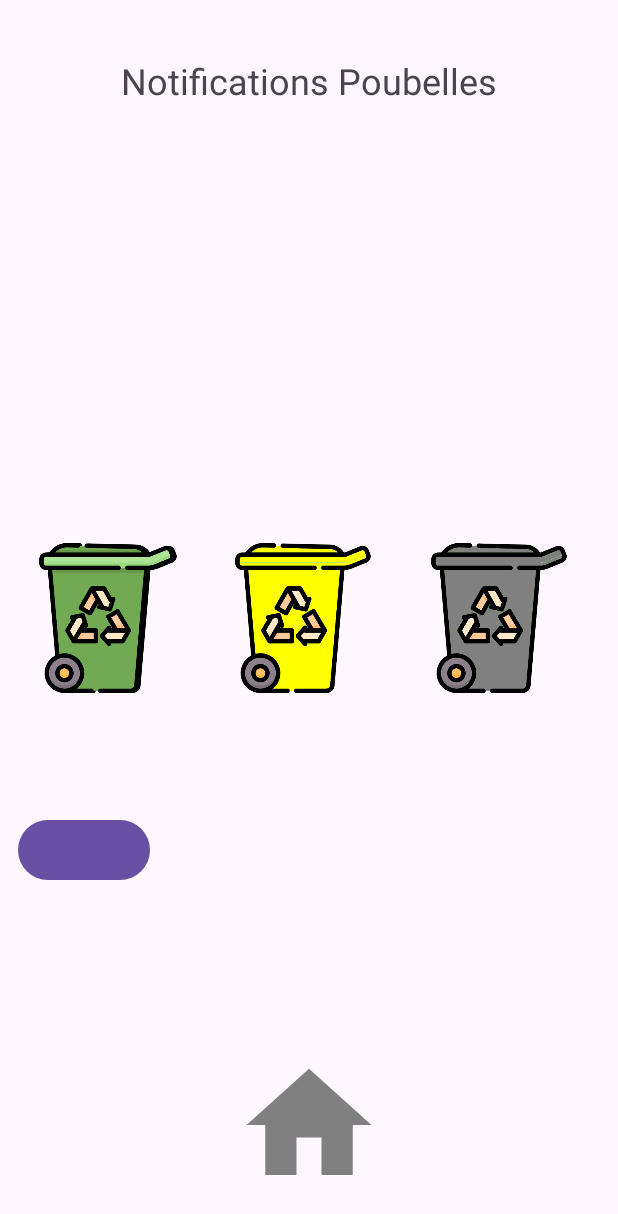
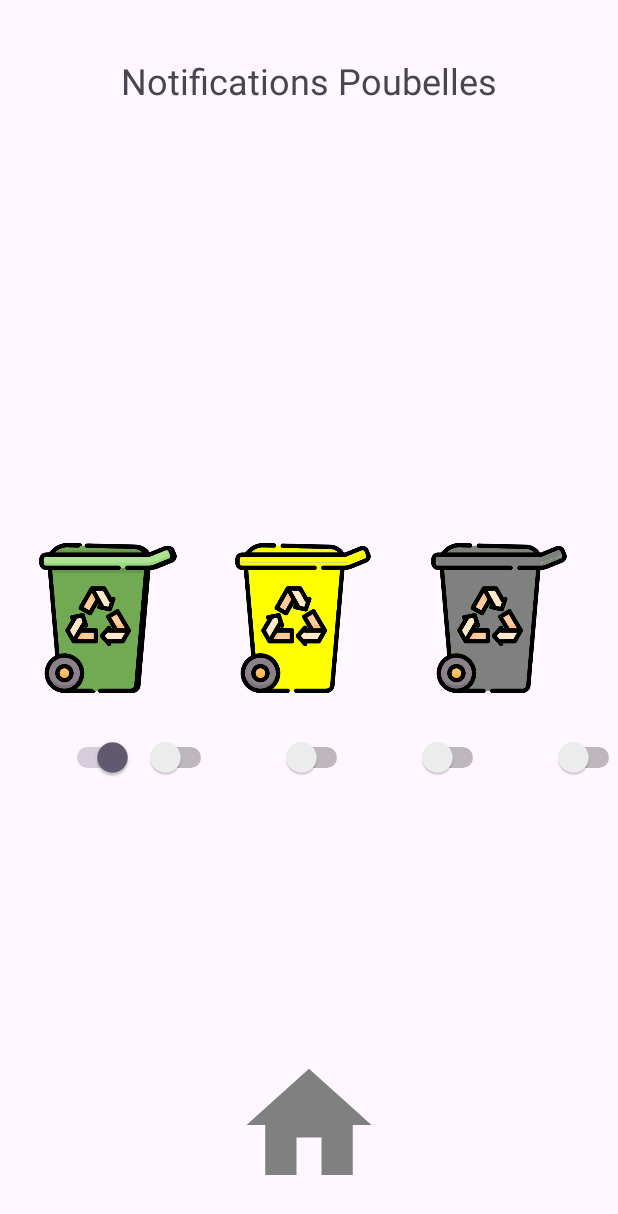
Before and after one commit to btssn-lasalle-84/domotifications-2024, an Android app: the FenetrePoubelle screen opened directly, with no data from a screen before it, on a phone screen of 412 x 824 dp. Shown: the top 1214 px of the screen. Run offline under Robolectric (Android 15) with nearby library versions, the phone set to English and light mode, and no system bars.

Commit message:
Exemple d'activation avec des boutons Switch

```diff
--- a/domotifications-android/Domotifications/app/src/main/java/com/lasalle/domotifications/BaseDeDonnees.java
+++ b/domotifications-android/Domotifications/app/src/main/java/com/lasalle/domotifications/BaseDeDonnees.java
@@ -14,6 +14,7 @@ import static com.lasalle.domotifications.FenetrePoubelle.NB_COULEURS_POUBELLE;
 import android.content.ContentValues;
 import android.content.Context;
 import android.database.Cursor;
+import android.database.SQLException;
 import android.database.sqlite.SQLiteConstraintException;
 import android.database.sqlite.SQLiteDatabase;
 import android.database.sqlite.SQLiteException;
@@ -91,7 +92,7 @@ public class BaseDeDonnees extends SQLiteOpenHelper
     }
 
     /**
-     * @brief Renvoie un vecteur de string contenant le noms des participants enregistrés
+     * @brief Renvoie un vecteur de string contenant le noms des modules
      */
     public Vector<String> getNomModules()
     {
@@ -109,6 +110,33 @@ public class BaseDeDonnees extends SQLiteOpenHelper
         curseur.close();
 
         return listeNomModules;
+    }
+
+    /**
+     * @brief Renvoie un vecteur de Module contenant le poubelles
+     */
+    public Vector<Module> getPoubelles()
+    {
+        Log.d(TAG, "getPoubelles()");
+
+        Cursor curseur =
+          sqlite.rawQuery("SELECT * FROM modules WHERE modules.idTypesModules='2';", null);
+        Vector<Module> listeModules = new Vector<Module>();
+        while(curseur.moveToNext())
+        {
+            String id     = curseur.getString(curseur.getColumnIndexOrThrow("id"));
+            String nom    = curseur.getString(curseur.getColumnIndexOrThrow("nom"));
+            String actif  = curseur.getString(curseur.getColumnIndexOrThrow("actif"));
+            Module module = new Module(Integer.parseInt(id),
+                                       nom,
+                                       Module.TypeModule.Poubelle,
+                                       (Integer.parseInt(actif) == 1 ? true : false),
+                                       false);
+            listeModules.add(module);
+        }
+        curseur.close();
+
+        return listeModules;
     }
 
     /**
@@ -139,8 +167,8 @@ public class BaseDeDonnees extends SQLiteOpenHelper
         Log.d(TAG, "getNbModulesPoubelles()");
 
         Cursor curseur = sqlite.rawQuery(
-                "SELECT COUNT(*) AS NbPoubelles FROM modules WHERE modules.idTypesModules='2';",
-                null);
+          "SELECT COUNT(*) AS NbPoubelles FROM modules WHERE modules.idTypesModules='2';",
+          null);
 
         int nbPoubelles = 0;
         if(curseur.moveToFirst())
@@ -233,11 +261,11 @@ public class BaseDeDonnees extends SQLiteOpenHelper
         sqlite.execSQL(
           "INSERT INTO modules (nom, idTypesModules, actif, idDomotifications) VALUES ('verte', 2, 0, 1);");
         sqlite.execSQL(
-                "INSERT INTO modules (nom, idTypesModules, actif, idDomotifications) VALUES ('jaune', 2, 0, 1);");
+          "INSERT INTO modules (nom, idTypesModules, actif, idDomotifications) VALUES ('jaune', 2, 0, 1);");
         sqlite.execSQL(
-                "INSERT INTO modules (nom, idTypesModules, actif, idDomotifications) VALUES ('grise', 2, 0, 1);");
+          "INSERT INTO modules (nom, idTypesModules, actif, idDomotifications) VALUES ('grise', 2, 0, 1);");
         sqlite.execSQL(
-                "INSERT INTO modules (nom, idTypesModules, actif, idDomotifications) VALUES ('rouge', 2, 0, 1);");
+          "INSERT INTO modules (nom, idTypesModules, actif, idDomotifications) VALUES ('rouge', 2, 0, 1);");
         sqlite.execSQL(
           "INSERT INTO modules (nom, idTypesModules, actif, idDomotifications) VALUES ('machine à laver', 3, 1, 1);");
         sqlite.execSQL(
@@ -270,15 +298,15 @@ public class BaseDeDonnees extends SQLiteOpenHelper
         onCreate(sqlite);
     }
 
-
     public void sauvegarderURLServeurWeb(String urlServeurWeb)
     {
         Log.d(TAG, "sauvegarderURLServeurWeb()");
 
-        try {
-            sqlite.execSQL("UPDATE domotifications SET urlServeurWeb = ?;", new String[]{urlServeurWeb});
+        try
+        {
+            sqlite.execSQL("UPDATE domotifications SET urlServeurWeb = ?;",
+                           new String[] { urlServeurWeb });
         }
-
         catch(SQLiteConstraintException e)
         {
             Log.e(TAG, "Erreur de mise à jour de l'URL du Serveur Web");
@@ -288,18 +316,21 @@ public class BaseDeDonnees extends SQLiteOpenHelper
     /**
      * @brief Met à jour l'état d'activation du module dans la base de données
      */
-    public void mettreAJourEtatActivationModule(int idModule, boolean actif) {
-        Log.d(TAG, "mettreAJourEtatActivationModule(): idModule=" + idModule + ", actif=" + actif);
+    public void mettreAJourEtatActivationModule(int idModule, boolean actif)
+    {
+        Log.d(TAG,
+              "mettreAJourEtatActivationModule() idModule = " + idModule + " actif = " + actif);
 
-        try {
-            String query = "UPDATE modules SET actif = ? WHERE id = ?";
-            SQLiteStatement statement = sqlite.compileStatement(query);
-            statement.bindLong(1, actif ? 1 : 0);
-            statement.bindLong(2, idModule);
-            statement.executeUpdateDelete();
-        } catch (SQLiteException e) {
-            Log.e(TAG, "Erreur de mise à jour de l'état d'activation du module: " + e.getMessage());
+        try
+        {
+            String requete =
+              "UPDATE modules SET actif = '" + (actif ? 1 : 0) + "' WHERE id = '" + idModule + "'";
+            Log.d(TAG, "mettreAJourEtatActivationModule() requete = " + requete);
+            sqlite.execSQL(requete);
+        }
+        catch(SQLiteConstraintException e)
+        {
+            Log.e(TAG, "Erreur de mise à jour de l'état d'activation du module");
         }
     }
-
 }
--- a/domotifications-android/Domotifications/app/src/main/java/com/lasalle/domotifications/FenetrePoubelle.java
+++ b/domotifications-android/Domotifications/app/src/main/java/com/lasalle/domotifications/FenetrePoubelle.java
@@ -9,6 +9,7 @@ import android.view.View;
 import android.widget.Button;
 import android.widget.ImageButton;
 import android.widget.ImageView;
+import android.widget.Switch;
 
 import androidx.activity.EdgeToEdge;
 import androidx.appcompat.app.AppCompatActivity;
@@ -22,6 +23,7 @@ import org.json.JSONObject;
 
 import java.util.ArrayList;
 import java.util.List;
+import java.util.Vector;
 
 public class FenetrePoubelle extends AppCompatActivity
 {
@@ -60,9 +62,8 @@ public class FenetrePoubelle extends AppCompatActivity
 
     private ImageView[] imagesPoubelles; //!< Images des poubelles de couleur
     private ImageButton boutonAccueil;
-
-    private Button[] boutonsActiver;
-    private Module[] modulesPoubelles;
+    private Switch[] boutonsActivation;
+    private Vector<Module> modulesPoubelles;
 
     @Override
     protected void onCreate(Bundle savedInstanceState)
@@ -71,17 +72,15 @@ public class FenetrePoubelle extends AppCompatActivity
         Log.d(TAG, "onCreate()");
 
         baseDeDonnees      = BaseDeDonnees.getInstance(this);
+        modulesPoubelles   = baseDeDonnees.getPoubelles();
         nbModulesPoubelles = baseDeDonnees.getNbModulesPoubelles();
         Log.d(TAG, "nbModulesPoubelles = " + nbModulesPoubelles);
 
-        System.out.println("nbModulesPoubelles : " + nbModulesPoubelles);
+        initialiserGUI();
 
         initialiserHandler();
 
         recupererEtats();
-
-        initialiserGUI();
-
     }
 
     /**
@@ -97,6 +96,7 @@ public class FenetrePoubelle extends AppCompatActivity
             v.setPadding(systemBars.left, systemBars.top, systemBars.right, systemBars.bottom);
             return insets;
         });
+        Log.d(TAG, "initialiserGUI()");
 
         boutonAccueil = (ImageButton)findViewById(R.id.boutonAccueil);
 
@@ -107,6 +107,13 @@ public class FenetrePoubelle extends AppCompatActivity
         imagesPoubelles[3] = (ImageView)findViewById(R.id.poubelle3);
         imagesPoubelles[4] = (ImageView)findViewById(R.id.poubelle4);
 
+        boutonsActivation    = new Switch[NB_COULEURS_POUBELLE];
+        boutonsActivation[0] = (Switch)findViewById(R.id.activationPoubelle0);
+        boutonsActivation[1] = (Switch)findViewById(R.id.activationPoubelle1);
+        boutonsActivation[2] = (Switch)findViewById(R.id.activationPoubelle2);
+        boutonsActivation[3] = (Switch)findViewById(R.id.activationPoubelle3);
+        boutonsActivation[4] = (Switch)findViewById(R.id.activationPoubelle4);
+
         for(int i = 0; i < NB_COULEURS_POUBELLE; ++i)
         {
             imagesPoubelles[i].setImageResource(IMAGES_POUBELLES[i]);
@@ -115,24 +122,36 @@ public class FenetrePoubelle extends AppCompatActivity
         for(int i = 0; i < NB_COULEURS_POUBELLE; ++i)
         {
             imagesPoubelles[i].setVisibility(View.INVISIBLE);
+            boutonsActivation[i].setVisibility(View.INVISIBLE);
         }
 
         for(int i = 0; i < nbModulesPoubelles; ++i)
         {
             imagesPoubelles[i].setVisibility(View.VISIBLE);
+            boutonsActivation[i].setVisibility(View.VISIBLE);
         }
 
-        if(modulesPoubelles !=null) {
-            for (int i = 0; i < modulesPoubelles.length; i++) {
-                final int index = i;
-                Button boutonActiver = boutonsActiver[i];
-                boutonActiver.setOnClickListener(new View.OnClickListener() {
-                    @Override
-                    public void onClick(View v) {
-                        gererClicSurBouton(index);
-                    }
-                });
+        for(int i = 0; i < nbModulesPoubelles; i++)
+        {
+            final int numeroPoubelle = i;
+            // initialise la GUI en fonction de l'état d'activation
+            if(modulesPoubelles.get(i).estActif())
+            {
+                boutonsActivation[i].setChecked(true);
+                imagesPoubelles[i].setEnabled(true);
             }
+            else
+            {
+                boutonsActivation[i].setChecked(false);
+                imagesPoubelles[i].setEnabled(false);
+            }
+            boutonsActivation[i].setOnClickListener(new View.OnClickListener() {
+                @Override
+                public void onClick(View v)
+                {
+                    gererClicBoutonActivation(numeroPoubelle);
+                }
+            });
         }
 
         boutonAccueil = (ImageButton)findViewById(R.id.boutonAccueil);
@@ -149,10 +168,9 @@ public class FenetrePoubelle extends AppCompatActivity
     {
         Log.d(TAG, "recupererEtats()");
         // On récupère l'URL de la station dans la base de données
-        //communication = Communication.getInstance(this);
+        // communication = Communication.getInstance(this);
         // ou on indique l'adresse de la station :
         communication = Communication.getInstance(Communication.ADRESSE_IP_STATION, this);
-
         communication.emettreRequeteGET(API_GET_POUBELLES, handler);
     }
 
@@ -185,15 +203,14 @@ public class FenetrePoubelle extends AppCompatActivity
                 Log.d(TAG,
                       "traiterReponseJSON() idPoubelle = " + idPoubelle + " couleur = " + couleur +
                         " etat = " + etat + " actif = " + actif);
+                // @todo Mettre à jour le Vector modulesPoubelles
                 // @todo Mettre à jour l'IHM
-
             }
         }
         catch(JSONException e)
         {
             e.printStackTrace();
         }
-
     }
 
     private void initialiserHandler()
@@ -216,29 +233,33 @@ public class FenetrePoubelle extends AppCompatActivity
         };
     }
 
-    private void gererClicSurBouton(int i) {
-        if (modulesPoubelles[i] == null) {
-            Log.e(TAG, "Module à l'index " + i + " est null");
+    private void gererClicBoutonActivation(int numeroPoubelle)
+    {
+        Log.d(TAG,
+              "gererClicBoutonActivation() numeroPoubelle = " + numeroPoubelle +
+                " activation = " + boutonsActivation[numeroPoubelle].isChecked());
+        if(modulesPoubelles.get(numeroPoubelle) == null)
+        {
+            Log.e(TAG, "Aucune poubelle !");
             return;
         }
 
-        modulesPoubelles[i].setActif(!modulesPoubelles[i].estActif());
+        modulesPoubelles.get(numeroPoubelle)
+          .setActif(boutonsActivation[numeroPoubelle].isChecked());
 
-        Button boutonActiver = boutonsActiver[i];
-
-        if (boutonActiver == null) {
-            Log.e(TAG, "Bouton à l'index " + i + " est null");
-            return;
+        if(modulesPoubelles.get(numeroPoubelle).estActif())
+        {
+            baseDeDonnees.mettreAJourEtatActivationModule(
+              modulesPoubelles.get(numeroPoubelle).getIdModule(),
+              true);
+            imagesPoubelles[numeroPoubelle].setEnabled(true);
         }
-
-        if (modulesPoubelles[i].estActif()) {
-            boutonActiver.setText("Désactiver");
-            baseDeDonnees.mettreAJourEtatActivationModule(modulesPoubelles[i].getIdModule(), true);
-        } else {
-            boutonActiver.setText("Activer");
-            baseDeDonnees.mettreAJourEtatActivationModule(modulesPoubelles[i].getIdModule(), false);
+        else
+        {
+            baseDeDonnees.mettreAJourEtatActivationModule(
+              modulesPoubelles.get(numeroPoubelle).getIdModule(),
+              false);
+            imagesPoubelles[numeroPoubelle].setEnabled(false);
         }
     }
-
-
 }
--- a/domotifications-android/Domotifications/app/src/main/java/com/lasalle/domotifications/Module.java
+++ b/domotifications-android/Domotifications/app/src/main/java/com/lasalle/domotifications/Module.java
@@ -1,14 +1,15 @@
 package com.lasalle.domotifications;
+
+import android.util.Log;
 
 public class Module
 {
-    private int        idModule;
-    private String     nomModule;
-    private TypeModule typeModule;
-    private boolean    etatActivation;
-    private boolean    etatModification;
-
-    private boolean actif; // Représenter l'état d'activation du module
+    private static final String TAG = "_Module"; //!< TAG pour les logs
+    private int                 idModule;
+    private String              nomModule;
+    private TypeModule          typeModule;
+    private boolean             etatActivation;
+    private boolean             etatNotification;
 
     public enum TypeModule
     {
@@ -22,15 +23,16 @@ public class Module
                   String     nomModule,
                   TypeModule typeModule,
                   boolean    etatActivation,
-                  boolean    etatModification,
-                  boolean    actif)
+                  boolean    etatNotification)
     {
+        Log.d(TAG,
+              "Module(" + idModule + "," + nomModule + "," + typeModule + "," + etatActivation +
+                "," + etatNotification + ")");
         this.idModule         = idModule;
         this.nomModule        = nomModule;
         this.typeModule       = typeModule;
         this.etatActivation   = etatActivation;
-        this.etatModification = etatModification;
-        this.actif            = actif;
+        this.etatNotification = etatNotification;
     }
 
     // Destructeur
@@ -38,21 +40,23 @@ public class Module
     {
     }
 
-
-    public boolean estActif() {
+    public boolean estActif()
+    {
         return this.etatActivation;
     }
 
-    public int getIdModule() {
+    public int getIdModule()
+    {
         return this.idModule;
     }
 
-    public void setEtatActivation(boolean etat) {
+    public void setEtatActivation(boolean etat)
+    {
         this.etatActivation = etat;
     }
 
-    public void setActif(boolean actif) {
+    public void setActif(boolean actif)
+    {
         this.setEtatActivation(actif);
     }
-
 }
--- a/domotifications-android/Domotifications/app/src/main/res/layout/activity_menu_poubelle.xml
+++ b/domotifications-android/Domotifications/app/src/main/res/layout/activity_menu_poubelle.xml
@@ -96,6 +96,83 @@
         app:layout_constraintBottom_toBottomOf="parent"
         tools:ignore="MissingConstraints" />
 
+    <Switch
+        android:id="@+id/activationPoubelle0"
+        android:layout_width="60dp"
+        android:layout_height="15dp"
+        android:layout_gravity="center_horizontal"
+        android:layout_margin="15dp"
+        android:background="@android:color/transparent"
+        android:scaleType="fitXY"
+        app:layout_constraintHorizontal_bias="0.042"
+        app:layout_constraintVertical_bias="0.047"
+        app:layout_constraintBottom_toBottomOf="parent"
+        app:layout_constraintEnd_toEndOf="parent"
+        app:layout_constraintLeft_toLeftOf="parent"
+        app:layout_constraintStart_toStartOf="parent"
+        app:layout_constraintTop_toBottomOf="@+id/poubelle0"
+        tools:ignore="MissingConstraints" />
+
+    <Switch
+        android:id="@+id/activationPoubelle1"
+        android:layout_width="60dp"
+        android:layout_height="15dp"
+        android:layout_gravity="center_horizontal"
+        android:layout_margin="15dp"
+        android:background="@android:color/transparent"
+        android:scaleType="fitXY"
+        app:layout_constraintVertical_bias="0.047"
+        app:layout_constraintTop_toBottomOf="@+id/poubelle1"
+        app:layout_constraintLeft_toRightOf="@+id/activationPoubelle0"
+        app:layout_constraintRight_toLeftOf="@+id/activationPoubelle2"
+        app:layout_constraintBottom_toBottomOf="parent"
+        tools:ignore="MissingConstraints" />
+
+    <Switch
+        android:id="@+id/activationPoubelle2"
+        android:layout_width="60dp"
+        android:layout_height="15dp"
+        android:layout_gravity="center_horizontal"
+        android:layout_margin="15dp"
+        android:background="@android:color/transparent"
+        android:scaleType="fitXY"
+        app:layout_constraintVertical_bias="0.047"
+        app:layout_constraintTop_toBottomOf="@+id/poubelle2"
+        app:layout_constraintLeft_toRightOf="@+id/activationPoubelle1"
+        app:layout_constraintRight_toLeftOf="@+id/activationPoubelle3"
+        app:layout_constraintBottom_toBottomOf="parent"
+        tools:ignore="MissingConstraints" />
+
+    <Switch
+        android:id="@+id/activationPoubelle3"
+        android:layout_width="60dp"
+        android:layout_height="15dp"
+        android:layout_gravity="center_horizontal"
+        android:layout_margin="15dp"
+        android:background="@android:color/transparent"
+        android:scaleType="fitXY"
+        app:layout_constraintVertical_bias="0.047"
+        app:layout_constraintTop_toBottomOf="@+id/poubelle3"
+        app:layout_constraintLeft_toRightOf="@+id/activationPoubelle2"
+        app:layout_constraintRight_toLeftOf="@+id/activationPoubelle4"
+        app:layout_constraintBottom_toBottomOf="parent"
+        tools:ignore="MissingConstraints" />
+
+    <Switch
+        android:id="@+id/activationPoubelle4"
+        android:layout_width="60dp"
+        android:layout_height="15dp"
+        android:layout_gravity="center_horizontal"
+        android:layout_margin="15dp"
+        android:background="@android:color/transparent"
+        android:scaleType="fitXY"
+        app:layout_constraintVertical_bias="0.047"
+        app:layout_constraintTop_toBottomOf="@+id/poubelle4"
+        app:layout_constraintLeft_toRightOf="@+id/activationPoubelle3"
+        app:layout_constraintRight_toRightOf="parent"
+        app:layout_constraintBottom_toBottomOf="parent"
+        tools:ignore="MissingConstraints" />
+
     <ImageButton
         android:id="@+id/boutonAccueil"
         android:layout_width="100dp"
@@ -110,15 +187,4 @@
         app:layout_constraintRight_toRightOf="parent"
         tools:ignore="MissingConstraints" />
 
-    <Button
-        android:id="@+id/boutonActiver"
-        android:layout_width="wrap_content"
-        android:layout_height="wrap_content"
-        app:layout_constraintBottom_toBottomOf="parent"
-        app:layout_constraintEnd_toEndOf="parent"
-        app:layout_constraintHorizontal_bias="0.038"
-        app:layout_constraintStart_toStartOf="parent"
-        app:layout_constraintTop_toTopOf="parent"
-        app:layout_constraintVertical_bias="0.699" />
-
 </androidx.constraintlayout.widget.ConstraintLayout>
```
